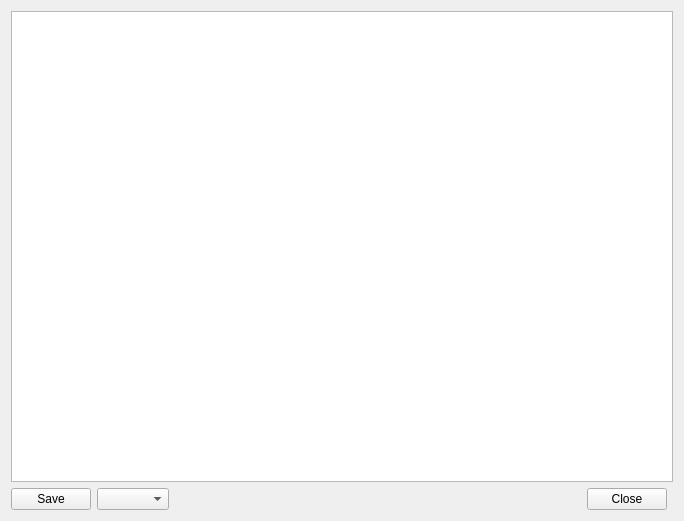
The window that src/Gui/Player/GUI_Logger.ui (Inferno214221/sayonara-player) describes before a commit, drawn with Qt 5.
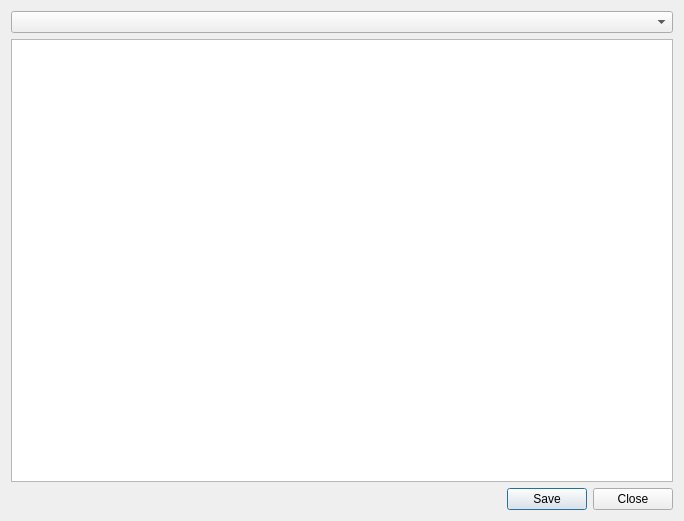
The same window after the commit.

Commit message: Dialogs and Dialog boxes unified

Patch:
```diff
--- a/src/Gui/Player/GUI_Logger.ui
+++ b/src/Gui/Player/GUI_Logger.ui
@@ -11,43 +11,23 @@
    </rect>
   </property>
   <layout class="QGridLayout" name="gridLayout">
-   <item row="1" column="0">
+   <item row="0" column="0">
     <layout class="QHBoxLayout" name="horizontalLayout">
-     <item>
-      <widget class="QPushButton" name="btnSave">
-       <property name="text">
-        <string notr="true">Save</string>
-       </property>
-      </widget>
-     </item>
      <item>
       <widget class="QComboBox" name="comboModules"/>
      </item>
-     <item>
-      <spacer name="horizontalSpacer">
-       <property name="orientation">
-        <enum>Qt::Horizontal</enum>
-       </property>
-       <property name="sizeHint" stdset="0">
-        <size>
-         <width>40</width>
-         <height>20</height>
-        </size>
-       </property>
-      </spacer>
-     </item>
-     <item>
-      <widget class="QPushButton" name="btnClose">
-       <property name="text">
-        <string notr="true">Close</string>
-       </property>
-      </widget>
-     </item>
     </layout>
    </item>
-   <item row="0" column="0" colspan="2">
+   <item row="1" column="0">
     <widget class="QTextEdit" name="teLog"/>
    </item>
+   <item row="2" column="0">
+    <widget class="QDialogButtonBox" name="buttonBox">
+     <property name="standardButtons">
+      <set>QDialogButtonBox::Close|QDialogButtonBox::Save</set>
+     </property>
+    </widget>
+   </item>
   </layout>
  </widget>
  <resources/>
```
The commit also changes 57 other files.
